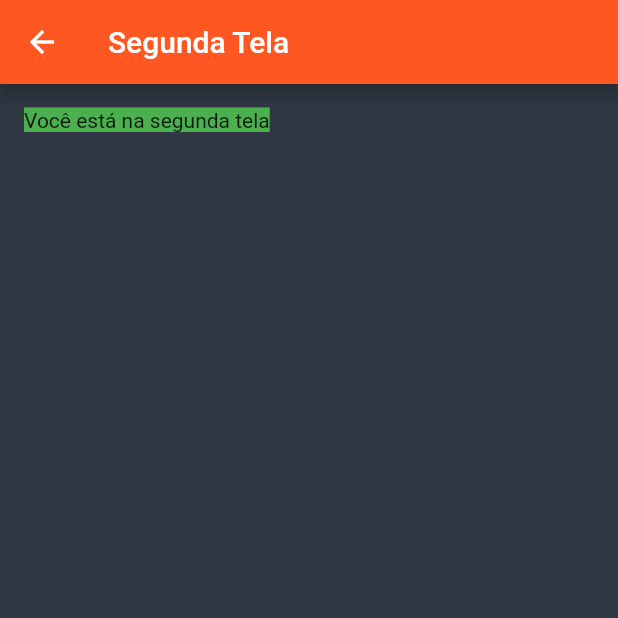
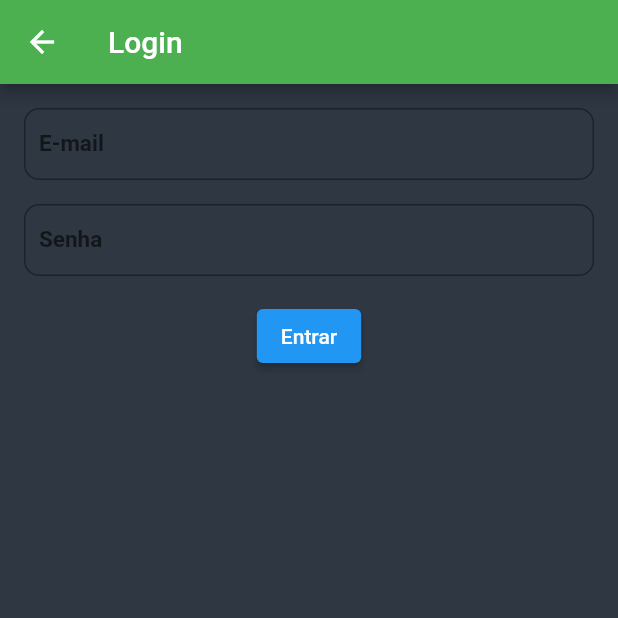
Before and after one commit to SauloMFreitas/LDDM-Projeto, a Flutter app: the screen it shows after launch, item 5 of the bottom bar chosen, after a tap on "Logar", on a phone screen of 412 x 824 dp, the top half of it. Run offline on Flutter 3.47's test engine with Material 2 defaults, Android fonts, the phone set to English and light mode, and no system bars; our stand-ins replace percent_indicator, table_calendar.

Commit message:
Update Perfil

```diff
--- a/Myplanner/lib/CadastrarTarefa.dart
+++ b/Myplanner/lib/CadastrarTarefa.dart
@@ -1,4 +1,5 @@
 import 'package:flutter/material.dart';
+import 'assets/AppStyles.dart';
 
 class CadastrarTarefa extends StatefulWidget {
   String? categoria = "";
--- a/Myplanner/lib/CadastrarUsuario.dart
+++ b/Myplanner/lib/CadastrarUsuario.dart
@@ -1,4 +1,6 @@
 import 'package:flutter/material.dart';
+import 'assets/AppStyles.dart';
+import 'Login.dart';
 
 class CadastrarUsuario extends StatefulWidget {
   String? nome = "";
@@ -24,19 +26,14 @@ class _CadastrarUsuarioState extends State<CadastrarUsuario> {
   Widget build(BuildContext context) {
     return Scaffold(
       appBar: AppBar(
-        title: Text("Segunda Tela"),
-        backgroundColor: Colors.deepOrange,
+        title: Text("Seu Cadastro"),
+        backgroundColor: Colors.green,
       ),
       body: Container(
         padding: EdgeInsets.all(16),
         child: Column(
           mainAxisAlignment: MainAxisAlignment.start,
           children: <Widget>[
-            Text("Você está na segunda tela",
-              style: TextStyle(
-                backgroundColor: Colors.green,
-              ),
-            ),
 
             Text("\nNome: " + widget.nome!,
               style: TextStyle(
@@ -68,6 +65,20 @@ class _CadastrarUsuarioState extends State<CadastrarUsuario> {
               ),
             ),
 
+            SizedBox(height: 16.0),
+
+            ElevatedButton(
+              child: Text("Login"),
+              onPressed: (){
+                  Navigator.push(
+                    context,
+                  MaterialPageRoute(
+                    builder: (context) => Login()
+                  ),
+                  );
+              }
+            ),
+
           ],
         ),
       ),
--- a/Myplanner/lib/Calendario.dart
+++ b/Myplanner/lib/Calendario.dart
@@ -1,12 +1,24 @@
 import 'package:flutter/material.dart';
 import 'package:table_calendar/table_calendar.dart';
-import 'app_styles.dart';
+import 'assets/AppStyles.dart';
 
-class Calendario extends StatelessWidget {
+class Calendario extends StatefulWidget {
+
+  Calendario();
+
+  @override
+  _CalendarioState createState() => _CalendarioState();
+}
+
+class _CalendarioState extends State<Calendario> {
+
   @override
   Widget build(BuildContext context) {
-    return Center(
-      child: Column(
+    return Scaffold(
+      appBar: AppBar(
+        title: Text('Título da Tela'),
+      ),
+      body: Column(
         mainAxisAlignment: MainAxisAlignment.center,
         children: [
 
@@ -19,21 +31,19 @@ class Calendario extends StatelessWidget {
             calendarStyle: const CalendarStyle(
               isTodayHighlighted: true,
 
-              defaultTextStyle: AppStyles.bodyTextStyle,
-              defaultDecoration: BoxDecoration(
-                color: Colors.blue,
-                shape: BoxShape.circle,
-              ),
-
               selectedDecoration: BoxDecoration(
                 color: Colors.blue,
                 shape: BoxShape.circle,
               ),
 
-              selectedTextStyle: TextStyle(color: Colors.white),
-
+              selectedTextStyle: TextStyle(color: Colors.black),
               todayDecoration: BoxDecoration(
                 color: AppStyles.highlightColor,
+                shape: BoxShape.circle,
+              ),
+
+              defaultDecoration: BoxDecoration(
+                color: Colors.transparent,
                 shape: BoxShape.circle,
               ),
 
@@ -44,9 +54,8 @@ class Calendario extends StatelessWidget {
             ),
 
             daysOfWeekStyle: const DaysOfWeekStyle(
-              weekendStyle: AppStyles.subtitleTextStyle,
-              weekdayStyle: AppStyles.subtitleTextStyle,
-
+              weekendStyle: AppStyles.bodyTextStyle,
+              weekdayStyle: AppStyles.bodyTextStyle,
             ),
 
             headerStyle: const HeaderStyle(
--- a/Myplanner/lib/Login.dart
+++ b/Myplanner/lib/Login.dart
@@ -1,4 +1,6 @@
 import 'package:flutter/material.dart';
+import 'assets/AppStyles.dart';
+import 'main.dart';
 
 class Login extends StatefulWidget {
 
@@ -9,22 +11,57 @@ class Login extends StatefulWidget {
 }
 
 class _LoginState extends State<Login> {
+
+  TextEditingController _email = TextEditingController();
+  TextEditingController _senha = TextEditingController();
+
   @override
   Widget build(BuildContext context) {
     return Scaffold(
       appBar: AppBar(
-        title: Text("Segunda Tela"),
-        backgroundColor: Colors.deepOrange,
+        title: Text("Login"),
+        backgroundColor: Colors.green,
       ),
       body: Container(
         padding: EdgeInsets.all(16),
         child: Column(
           mainAxisAlignment: MainAxisAlignment.start,
           children: <Widget>[
-            Text("Você está na segunda tela",
-              style: TextStyle(
-                backgroundColor: Colors.green,
-              ),
+            TextField(
+              keyboardType: TextInputType.emailAddress,
+              decoration: AppStyles.decorationTextField(labelText: 'E-mail'),
+              style: AppStyles.styleTextField,
+              controller: _email,
+              onSubmitted: (String _email) {
+                print('_email = ' + _email);
+              }
+            ),
+
+            SizedBox(height: 16.0),
+
+            TextField(
+              keyboardType: TextInputType.text,
+              obscureText: true,
+              decoration: AppStyles.decorationTextField(labelText: 'Senha'),
+              style: AppStyles.styleTextField,
+              controller: _senha,
+              onSubmitted: (String _senha) {
+                print('_senha = ' + _senha);
+              }
+            ),
+
+            SizedBox(height: 16.0),
+
+            ElevatedButton(
+              child: Text("Entrar"),
+              onPressed: () {
+                Navigator.push(
+                  context,
+                  MaterialPageRoute(
+                    builder: (context) => Inicio()
+                  ),
+                );
+              },
             ),
           ],
         ),
--- a/Myplanner/lib/Perfil.dart
+++ b/Myplanner/lib/Perfil.dart
@@ -1,7 +1,7 @@
 import 'package:flutter/material.dart';
 import 'Login.dart';
 import 'AddUsuario.dart';
-import 'assets/Styles.dart';
+import 'assets/AppStyles.dart';
 
 class Perfil extends StatefulWidget {
   @override
@@ -35,6 +35,8 @@ class _PerfilState extends State<Perfil> {
               }
             ),
 
+            SizedBox(height: 16.0),
+
             ElevatedButton(
               child: Text("Cadastrar"),
               onPressed: (){
--- a/Myplanner/lib/Pet.dart
+++ b/Myplanner/lib/Pet.dart
@@ -1,6 +1,8 @@
 import 'package:flutter/material.dart';
 import 'package:percent_indicator/percent_indicator.dart';
 import 'dart:math';
+import 'assets/AppStyles.dart';
+
 
 class Pet extends StatefulWidget {
   final int? xpAtual;
--- /dev/null
+++ b/Myplanner/lib/assets/AppStyles.dart
@@ -0,0 +1,40 @@
+import 'package:flutter/material.dart';
+
+class AppStyles {
+  static const TextStyle styleTextField = TextStyle(
+    fontSize: 15,
+    fontWeight: FontWeight.bold,
+    color: Colors.black,
+  );
+
+   static InputDecoration decorationTextField({String labelText = ' '}) {
+    return InputDecoration(
+      labelText: labelText,
+      border: OutlineInputBorder(
+        borderRadius: BorderRadius.circular(10.0),
+      ),
+      contentPadding: EdgeInsets.all(10.0),
+    );
+  }
+
+  static const TextStyle titleTextStyle = TextStyle(
+    fontSize: 24,
+    fontWeight: FontWeight.bold,
+    color: Color.fromARGB(255, 255, 255, 255),
+  );
+
+  static const TextStyle subtitleTextStyle = TextStyle(
+    fontSize: 16,
+    color: Color.fromARGB(255, 255, 255, 255),
+  );
+
+   static const TextStyle bodyTextStyle = TextStyle(
+    fontSize: 14,
+    color: Color.fromARGB(255, 255, 255, 255),
+  );
+
+  static const Color primaryColor = Color.fromARGB(255, 46, 55, 66);
+  static const Color highlightColor = Colors.blue;
+  static const Color positiveButton = Color.fromARGB(255, 0, 255, 0);
+  static const Color negativeButton = Color.fromARGB(255, 255, 0, 0);
+}
--- a/Myplanner/lib/main.dart
+++ b/Myplanner/lib/main.dart
@@ -1,12 +1,12 @@
 import 'package:flutter/material.dart';
 import 'package:intl/date_symbol_data_local.dart';
+import 'assets/AppStyles.dart';
 
 import 'AddTarefa.dart';
 import 'Calendario.dart';
 import 'Lista.dart';
 import 'Pet.dart';
 import 'Perfil.dart';
-import 'app_styles.dart';
 
 void main() {
   initializeDateFormatting('pt_BR');
```
Also changed, not shown: Myplanner/lib/AddTarefa.dart (+12 -12 lines), Myplanner/lib/AddUsuario.dart (+14 -14 lines), Myplanner/lib/Lista.dart (+11 -5 lines).
